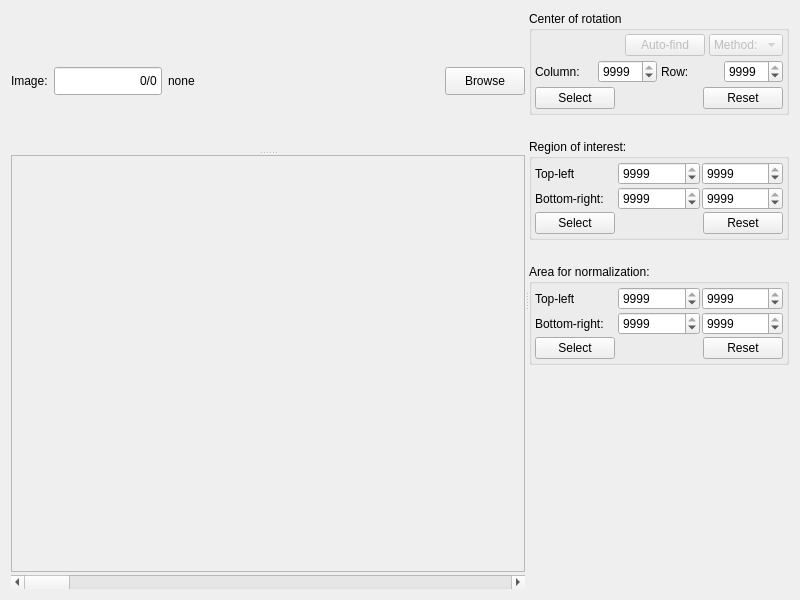
This is Code/Mantid/MantidQt/CustomInterfaces/inc/MantidQtCustomInterfaces/Tomography/ImageSelectCoRAndRegions.ui in mantidproject/mantid as Qt 5 draws it before an edit. The edited form follows.
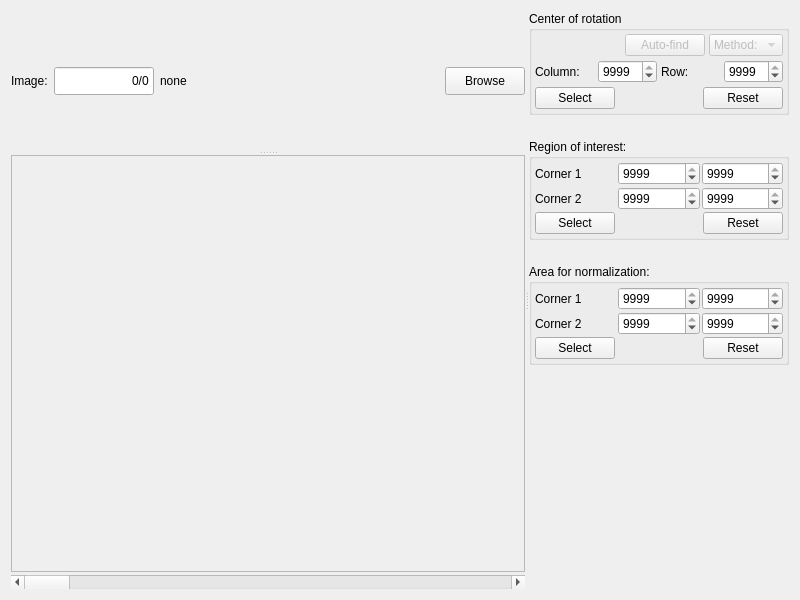
This is the edited form.

Commit message: add some tool tip messages for push buttons, re #13140

Diff of the .ui file:
```diff
--- a/Code/Mantid/MantidQt/CustomInterfaces/inc/MantidQtCustomInterfaces/Tomography/ImageSelectCoRAndRegions.ui
+++ b/Code/Mantid/MantidQt/CustomInterfaces/inc/MantidQtCustomInterfaces/Tomography/ImageSelectCoRAndRegions.ui
@@ -74,20 +74,20 @@
         <item row="0" column="1">
          <widget class="QLineEdit" name="lineEdit_img_seq">
           <property name="sizePolicy">
-           <sizepolicy hsizetype="Fixed" vsizetype="Fixed">
+           <sizepolicy hsizetype="Preferred" vsizetype="Fixed">
             <horstretch>0</horstretch>
             <verstretch>0</verstretch>
            </sizepolicy>
           </property>
           <property name="minimumSize">
            <size>
-            <width>0</width>
+            <width>100</width>
             <height>28</height>
            </size>
           </property>
           <property name="maximumSize">
            <size>
-            <width>16777215</width>
+            <width>100</width>
             <height>28</height>
            </size>
           </property>
@@ -417,7 +417,7 @@
           <item row="0" column="0">
            <widget class="QLabel" name="label_4">
             <property name="text">
-             <string>Top-left</string>
+             <string>Corner 1</string>
             </property>
            </widget>
           </item>
@@ -444,7 +444,7 @@
           <item row="1" column="0">
            <widget class="QLabel" name="label_5">
             <property name="text">
-             <string>Bottom-right:</string>
+             <string>Corner 2</string>
             </property>
            </widget>
           </item>
@@ -545,7 +545,7 @@
           <item row="0" column="0">
            <widget class="QLabel" name="label_6">
             <property name="text">
-             <string>Top-left</string>
+             <string>Corner 1</string>
             </property>
            </widget>
           </item>
@@ -572,7 +572,7 @@
           <item row="1" column="0">
            <widget class="QLabel" name="label_7">
             <property name="text">
-             <string>Bottom-right:</string>
+             <string>Corner 2</string>
             </property>
            </widget>
           </item>
```
Left out of the diff: 15 changed lines with no effect on the pictures.
